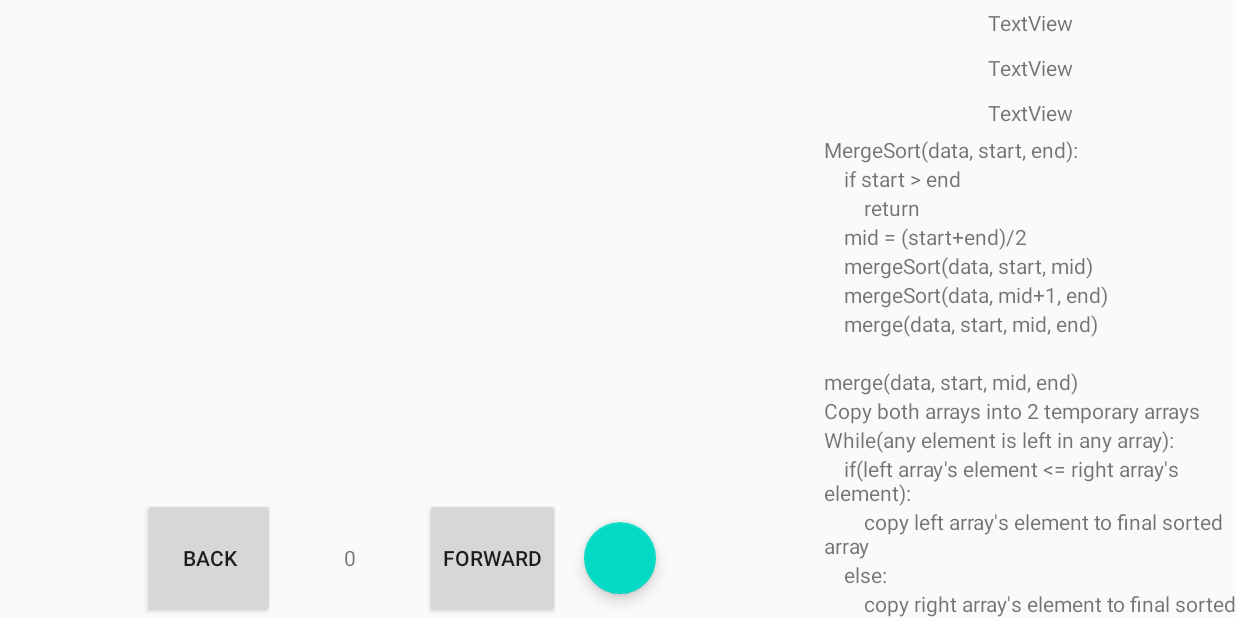
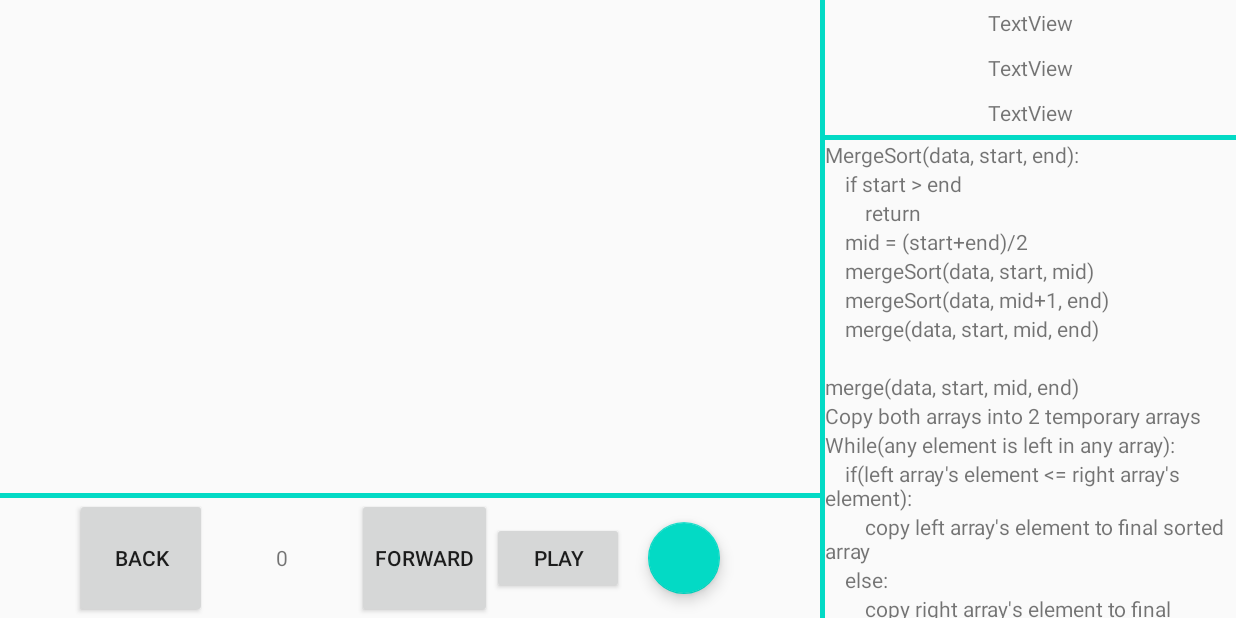
Before and after one commit to Porvil/Algoizer, an Android app: the screen it shows after launch (MergeSortActivity), after a tap on "FORWARD", on a phone screen of 824 x 412 dp (held sideways). Run offline under Robolectric (Android 15) with nearby library versions, the phone set to English and light mode, and no system bars.

Commit message:
auto play added (small element, no text bug needs to be fixed)

```diff
--- a/app/src/main/java/com/iiitd/dsavisualizer/algorithms/sorting/merge/MergeSortActivity.java
+++ b/app/src/main/java/com/iiitd/dsavisualizer/algorithms/sorting/merge/MergeSortActivity.java
@@ -20,6 +20,14 @@ import com.google.android.material.floatingactionbutton.FloatingActionButton;
 import com.iiitd.dsavisualizer.R;
 import com.iiitd.dsavisualizer.utility.Util;
 
+import java.util.Timer;
+import java.util.TimerTask;
+import java.util.concurrent.Executor;
+import java.util.concurrent.ExecutorService;
+import java.util.concurrent.Executors;
+import java.util.concurrent.ScheduledExecutorService;
+import java.util.concurrent.TimeUnit;
+
 
 public class MergeSortActivity extends AppCompatActivity {
 
@@ -30,6 +38,7 @@ public class MergeSortActivity extends AppCompatActivity {
     ViewStub vs_menu;
     LinearLayout ll_anim;
     LinearLayout ll_code;
+    Button btn_play;
     Button btn_backward;
     Button btn_forward;
     TextView tv_seqno;
@@ -47,6 +56,11 @@ public class MergeSortActivity extends AppCompatActivity {
 
     MergeSort mergeSort;
     TextView[] textViews;
+
+    ExecutorService executorService = Executors.newSingleThreadExecutor();
+    Timer timer = new Timer();
+
+    ScheduledExecutorService scheduledExecutorService = Executors.newSingleThreadScheduledExecutor();
 
     @Override
     protected void onCreate(Bundle savedInstanceState) {
@@ -66,6 +80,7 @@ public class MergeSortActivity extends AppCompatActivity {
 
         ll_anim = v_main.findViewById(R.id.ll_anim);
         ll_code = v_main.findViewById(R.id.ll_code);
+        btn_play = v_main.findViewById(R.id.btn_play);
         btn_backward = v_main.findViewById(R.id.btn_backward);
         btn_forward = v_main.findViewById(R.id.btn_forward);
         tv_seqno = v_main.findViewById(R.id.tv_seqno);
@@ -97,6 +112,49 @@ public class MergeSortActivity extends AppCompatActivity {
 
         }
 
+        btn_play.setOnClickListener(new View.OnClickListener() {
+            @Override
+            public void onClick(View v) {
+                if(mergeSort != null){
+//                    executorService.execute(new Runnable() {
+//                        @Override
+//                        public void run() {
+//                            onForwardClick();
+//                            System.out.println("auto button clicked");
+//                        }
+//                    });
+//                    scheduledExecutorService.scheduleAtFixedRate()
+//
+//                    scheduledExecutorService.scheduleAtFixedRate(new Runnable() {
+//                        @Override
+//                        public void run() {
+//                            if (mergeSort.sequence.curSeqNo < mergeSort.sequence.size)
+//                                onForwardClick();
+//                            else{
+//                                scheduledExecutorService.
+//                            }
+//                        }
+//                    },0,1000, TimeUnit.MILLISECONDS);
+
+                    int begin = 0;
+                    int timeInterval = 1000;
+                    timer.schedule(new TimerTask() {
+                        int counter = 0;
+                        @Override
+                        public void run() {
+                            //call the method
+                            if (mergeSort.sequence.curSeqNo < mergeSort.sequence.size)
+                                onForwardClick();
+                            else{
+                                timer.cancel();
+                                timer = new Timer();
+                            }
+                        }
+                    }, begin, timeInterval);
+
+                }
+            }
+        });
 
         btn_backward.setOnClickListener(new View.OnClickListener() {
             @Override
@@ -126,28 +184,7 @@ public class MergeSortActivity extends AppCompatActivity {
         btn_forward.setOnClickListener(new View.OnClickListener() {
             @Override
             public void onClick(View v) {
-                System.out.println("forward");
-                if (mergeSort != null) {
-                    mergeSort.forward();
-                    int curSeqNo = mergeSort.sequence.curSeqNo;
-                    tv_seqno.setText(String.valueOf(curSeqNo));
-                    Util.setText(tv_curinst, "Last Inst", mergeSort.sequence.animationStates.get(curSeqNo-1).state);
-//                    tv_curinst.setText();
-                    if(curSeqNo < mergeSort.sequence.size) {
-                        String state = mergeSort.sequence.animationStates.get(curSeqNo).state;
-                        Util.setText(tv_nextinst, "Next Inst", mergeSort.sequence.animationStates.get(curSeqNo).state);
-                        if(MergeSortInfo.map.containsKey(state)){
-                            Integer[] integers = MergeSortInfo.map.get(state);
-                            Util.changeTextViewsColors(textViews, Color.GREEN, Color.YELLOW, integers);
-                        }
-                        Util.setText(tv_info, "info", mergeSort.sequence.animationStates.get(curSeqNo).info);
-                    }
-                    else{
-                        Util.setText(tv_nextinst, "Next Inst", "Finished");
-                    }
-
-                }
-
+                onForwardClick();
             }
         });
 
@@ -261,4 +298,35 @@ public class MergeSortActivity extends AppCompatActivity {
         }
 
     }
+
+    private void onForwardClick(){
+        System.out.println("forward");
+        if (mergeSort != null) {
+            mergeSort.forward();
+            final int curSeqNo = mergeSort.sequence.curSeqNo;
+
+            runOnUiThread(new Runnable() {
+                @Override
+                public void run() {
+                    tv_seqno.setText(String.valueOf(curSeqNo));
+                    Util.setText(tv_curinst, "Last Inst", mergeSort.sequence.animationStates.get(curSeqNo-1).state);
+//                    tv_curinst.setText();
+                    if(curSeqNo < mergeSort.sequence.size) {
+                        String state = mergeSort.sequence.animationStates.get(curSeqNo).state;
+                        Util.setText(tv_nextinst, "Next Inst", mergeSort.sequence.animationStates.get(curSeqNo).state);
+                        if(MergeSortInfo.map.containsKey(state)){
+                            Integer[] integers = MergeSortInfo.map.get(state);
+                            Util.changeTextViewsColors(textViews, Color.GREEN, Color.YELLOW, integers);
+                        }
+                        Util.setText(tv_info, "info", mergeSort.sequence.animationStates.get(curSeqNo).info);
+                    }
+                    else{
+                        Util.setText(tv_nextinst, "Next Inst", "Finished");
+                    }
+                }
+            });
+
+
+        }
+    }
 }
--- a/app/src/main/java/com/iiitd/dsavisualizer/runapp/others/AnimateViews.java
+++ b/app/src/main/java/com/iiitd/dsavisualizer/runapp/others/AnimateViews.java
@@ -58,6 +58,7 @@ public class AnimateViews {
     }
 
     public void animateInst(final View view, final int times, final String inst){
+        view.animate().setDuration(0);
         ((Activity)context).runOnUiThread(new Runnable() {
             @Override
             public void run() {
--- a/app/src/main/res/layout-land/activity_merge_sort.xml
+++ b/app/src/main/res/layout-land/activity_merge_sort.xml
@@ -9,34 +9,33 @@
     tools:context=".algorithms.sorting.merge.MergeSortActivity"
     tools:ignore="MissingDefaultResource">
 
-    <androidx.constraintlayout.widget.ConstraintLayout
+    <LinearLayout
         android:id="@+id/ll_maincontainer"
         android:layout_width="0dp"
         android:layout_height="match_parent"
+        android:orientation="vertical"
         android:layout_weight="2">
 
         <LinearLayout
             android:id="@+id/ll_anim"
             android:layout_width="match_parent"
             android:layout_height="0dp"
-            android:orientation="horizontal"
-            app:layout_constraintBottom_toTopOf="@+id/ll_animcontrols"
-            app:layout_constraintEnd_toEndOf="parent"
-            app:layout_constraintStart_toStartOf="parent"
-            app:layout_constraintTop_toTopOf="parent">
+            android:layout_weight="1"
+            android:orientation="horizontal">
 
         </LinearLayout>
+
+        <View
+            android:layout_width="match_parent"
+            android:layout_height="3dp"
+            android:background="@color/colorDivider" />
 
         <LinearLayout
             android:id="@+id/ll_animcontrols"
             android:layout_width="match_parent"
             android:layout_height="80dp"
             android:gravity="center"
-            android:orientation="horizontal"
-            app:layout_constraintBottom_toBottomOf="parent"
-            app:layout_constraintEnd_toEndOf="parent"
-            app:layout_constraintStart_toStartOf="parent"
-            app:layout_constraintTop_toBottomOf="@+id/ll_anim">
+            android:orientation="horizontal">
 
             <Button
                 android:id="@+id/btn_backward"
@@ -57,15 +56,27 @@
                 android:layout_height="match_parent"
                 android:text="Forward" />
 
+            <Button
+                android:id="@+id/btn_play"
+                android:layout_width="wrap_content"
+                android:layout_height="wrap_content"
+                android:text="Play" />
+
             <com.google.android.material.floatingactionbutton.FloatingActionButton
                 android:id="@+id/fab_menubutton"
                 android:layout_width="100dp"
                 android:layout_height="wrap_content"
                 android:layout_gravity="end|bottom"
                 android:layout_margin="16dp" />
+
         </LinearLayout>
 
-    </androidx.constraintlayout.widget.ConstraintLayout>
+    </LinearLayout>
+
+    <View
+        android:layout_width="3dp"
+        android:layout_height="match_parent"
+        android:background="@color/colorDivider" />
 
     <LinearLayout
         android:id="@+id/ll_code"
@@ -99,6 +110,10 @@
             android:gravity="center"
             android:text="TextView" />
 
+        <View
+            android:layout_width="match_parent"
+            android:layout_height="3dp"
+            android:background="@color/colorDivider" />
 
         <ScrollView
             android:id="@+id/sv_psuedocode"
--- a/app/src/main/res/values/colors.xml
+++ b/app/src/main/res/values/colors.xml
@@ -3,4 +3,7 @@
     <color name="colorPrimary">#6200EE</color>
     <color name="colorPrimaryDark">#3700B3</color>
     <color name="colorAccent">#03DAC5</color>
+
+
+    <color name="colorDivider">#03DAC5</color>
 </resources>
```
